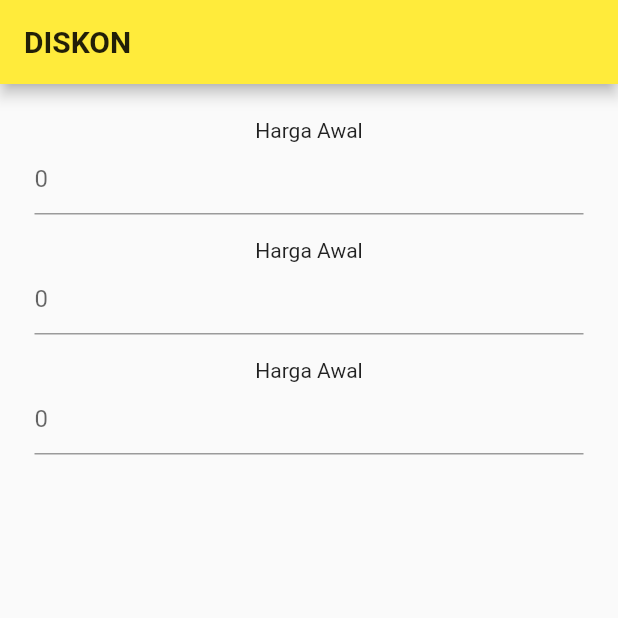
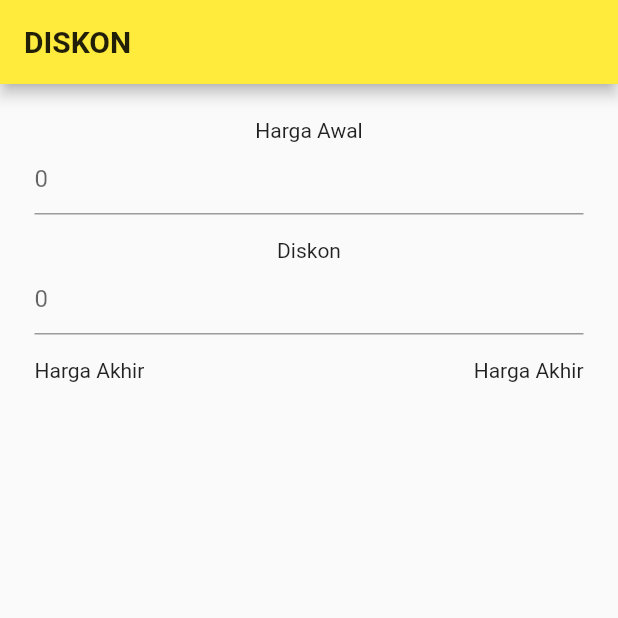
Before and after one commit to salsasabielar/perhitungan_diskon, a Flutter app: the screen it shows after launch, on a phone screen of 412 x 824 dp, the top half of it. Run offline on Flutter 3.47's test engine with Material 2 defaults, Android fonts, the phone set to English and light mode, and no system bars; Roboto replaces fonts that are missing (times new roman).

Commit message:
membuat layout

```diff
--- a/lib/main.dart
+++ b/lib/main.dart
@@ -53,7 +53,7 @@ class MyApp extends StatelessWidget {
                 child: Column(
                   children: [
                     Text(
-                      "Harga Awal",
+                      "Diskon",
                       style: TextStyle(fontFamily: "times new roman"),
                     ),
                     TextFormField(
@@ -71,21 +71,16 @@ class MyApp extends StatelessWidget {
               ),
               Container(
                 margin: EdgeInsets.all(8),
-                child: Column(
+                child: Row(
+                  mainAxisAlignment: MainAxisAlignment.spaceBetween,
                   children: [
                     Text(
-                      "Harga Awal",
+                      "Harga Akhir",
                       style: TextStyle(fontFamily: "times new roman"),
                     ),
-                    TextFormField(
-                      decoration: InputDecoration(hintText: "0"),
-                      keyboardType: TextInputType.numberWithOptions(),
-                      validator: (String value) {
-                        if (value.isEmpty) {
-                          return 'Enter some Text';
-                        }
-                        return null;
-                      },
+                    Text(
+                      "Harga Akhir",
+                      style: TextStyle(fontFamily: "times new roman"),
                     ),
                   ],
                 ),
```
